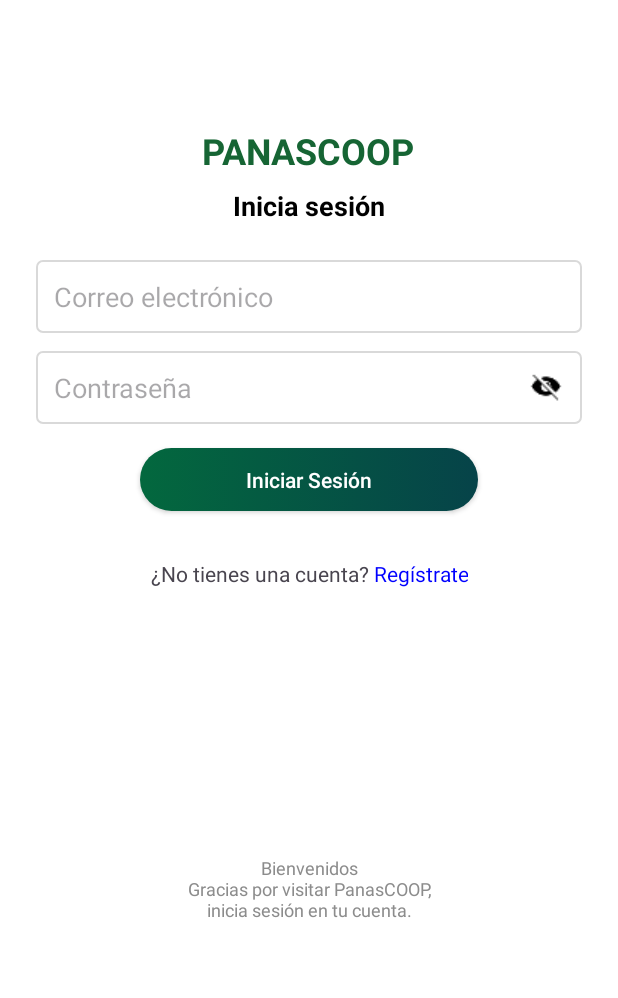
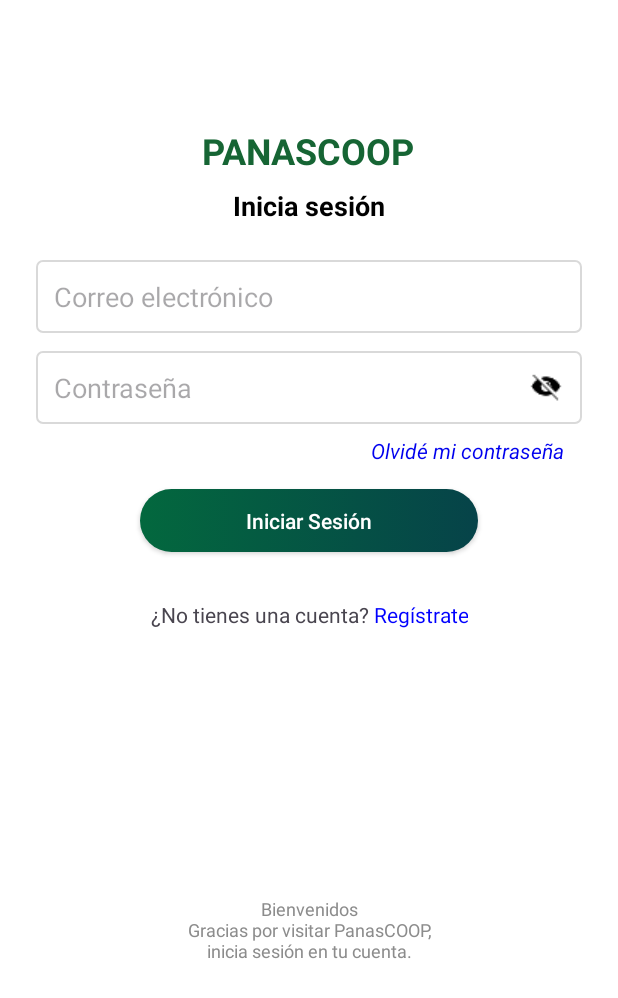
Before and after one commit to Juan200528/CONSUMO_MOVIL, an Android app: the InicioSesion screen opened directly, with no data from a screen before it, on a phone screen of 412 x 824 dp. Shown: the top 998 px of the screen. Run offline under Robolectric (Android 15) with nearby library versions, the phone set to English and light mode, and no system bars.

Commit message:
Actualizacion 3

```diff
--- a/app/src/main/java/com/juan/consumo_movil/InicioSesion.java
+++ b/app/src/main/java/com/juan/consumo_movil/InicioSesion.java
@@ -35,7 +35,7 @@ import retrofit2.Response;
 public class InicioSesion extends AppCompatActivity {
     private EditText etCorreo, etContrasena;
     private Button btnIniciarSesion;
-    private TextView tvRegistrarse;
+    private TextView tvRegistrarse, tvOlvidoContrasena;
     private SessionManager sessionManager;
 
     @Override
@@ -56,10 +56,11 @@ public class InicioSesion extends AppCompatActivity {
         etContrasena = findViewById(R.id.etContrasena);
         btnIniciarSesion = findViewById(R.id.btnIniciarSesion);
         tvRegistrarse = findViewById(R.id.tvRegistro);
+        tvOlvidoContrasena = findViewById(R.id.tvOlvidoContrasena); // Nuevo
 
-        // Configurar campo de contraseña
+        // Configurar campo de contraseña: mostrar solo al mantener pulsado
         etContrasena.setTransformationMethod(PasswordTransformationMethod.getInstance());
-        setupPasswordToggle(etContrasena); // <-- Añadimos el toggle de mostrar/ocultar
+        setupPasswordToggle(etContrasena);
 
         // Aplicar efecto visual al botón
         setupLoginButtonWithStateEffect();
@@ -85,8 +86,8 @@ public class InicioSesion extends AppCompatActivity {
             @Override
             public void updateDrawState(TextPaint ds) {
                 super.updateDrawState(ds);
-                ds.setColor(Color.BLUE); // Color azul para "Regístrate"
-                ds.setUnderlineText(false); // Opcional: quitar subrayado
+                ds.setColor(Color.BLUE);
+                ds.setUnderlineText(false);
             }
         };
 
@@ -96,30 +97,48 @@ public class InicioSesion extends AppCompatActivity {
         spannableString.setSpan(clickableSpan, startIndex, endIndex, Spanned.SPAN_EXCLUSIVE_EXCLUSIVE);
         tvRegistrarse.setText(spannableString);
         tvRegistrarse.setMovementMethod(LinkMovementMethod.getInstance());
-        tvRegistrarse.setHighlightColor(Color.TRANSPARENT); // Quitar resaltado al hacer clic
+        tvRegistrarse.setHighlightColor(Color.TRANSPARENT);
+
+        // Acción para "Olvidé mi contraseña"
+        tvOlvidoContrasena.setOnClickListener(v -> {
+            //  Intent intent = new Intent(InicioSesion.this, RecuperarContrasena.class);
+            //  startActivity(intent);
+        });
     }
 
     private void setupPasswordToggle(final EditText editText) {
+        // Establecer ícono inicial del ojo apagado
         editText.setCompoundDrawablesWithIntrinsicBounds(0, 0, R.drawable.ic_eye_off, 0);
         editText.setCompoundDrawablePadding(10);
 
         editText.setOnTouchListener((v, event) -> {
             final int DRAWABLE_RIGHT = 2;
-            if (event.getAction() == MotionEvent.ACTION_UP) {
-                if (event.getRawX() >= (editText.getRight() - editText.getCompoundDrawables()[DRAWABLE_RIGHT].getBounds().width() - editText.getCompoundDrawablePadding())) {
-                    if (editText.getTransformationMethod() == null) {
-                        // Ocultar contraseña
-                        editText.setTransformationMethod(PasswordTransformationMethod.getInstance());
-                        editText.setCompoundDrawablesWithIntrinsicBounds(0, 0, R.drawable.ic_eye_off, 0);
-                    } else {
-                        // Mostrar contraseña
-                        editText.setTransformationMethod(null);
-                        editText.setCompoundDrawablesWithIntrinsicBounds(0, 0, R.drawable.ic_eye_on, 0);
-                    }
-                    editText.setSelection(editText.getText().length());
+
+            // Calcular posición exacta del icono derecho
+            int drawableRightStart = editText.getRight()
+                    - editText.getCompoundDrawables()[DRAWABLE_RIGHT].getBounds().width()
+                    - editText.getCompoundDrawablePadding();
+
+            if (event.getAction() == MotionEvent.ACTION_DOWN ||
+                    event.getAction() == MotionEvent.ACTION_MOVE) {
+
+                // Si está tocando el ícono del ojo
+                if (event.getRawX() >= drawableRightStart) {
+                    // Mostrar contraseña temporalmente
+                    editText.setTransformationMethod(null);
+                    editText.setCompoundDrawablesWithIntrinsicBounds(0, 0, R.drawable.ic_eye_on, 0);
                     return true;
                 }
+            } else if (event.getAction() == MotionEvent.ACTION_UP ||
+                    event.getAction() == MotionEvent.ACTION_CANCEL) {
+
+                // Volver a ocultar la contraseña
+                editText.setTransformationMethod(PasswordTransformationMethod.getInstance());
+                editText.setCompoundDrawablesWithIntrinsicBounds(0, 0, R.drawable.ic_eye_off, 0);
+                editText.setSelection(editText.getText().length());
+                return true;
             }
+
             return false;
         });
     }
@@ -218,6 +237,6 @@ public class InicioSesion extends AppCompatActivity {
         Intent intent = new Intent(InicioSesion.this, MenuActivity.class);
         intent.setFlags(Intent.FLAG_ACTIVITY_CLEAR_TOP | Intent.FLAG_ACTIVITY_NEW_TASK);
         startActivity(intent);
-        finish(); // Cierra esta actividad para que no regrese por el back
+        finish();
     }
 }
--- a/app/src/main/res/layout/activity_inicio_sesion.xml
+++ b/app/src/main/res/layout/activity_inicio_sesion.xml
@@ -57,6 +57,20 @@
         android:layout_marginTop="12dp"
         android:padding="12dp" />
 
+    <!-- Olvidé mi contraseña -->
+    <TextView
+        android:id="@+id/tvOlvidoContrasena"
+        android:layout_width="wrap_content"
+        android:layout_height="wrap_content"
+        android:text="Olvidé mi contraseña"
+        android:textColor="@color/colorLink"
+        android:textStyle="italic"
+        android:layout_marginTop="8dp"
+        android:layout_gravity="end"
+        android:paddingEnd="12dp"
+        android:clickable="true"
+        android:focusable="true"/>
+
     <!-- Espacio vertical -->
     <Space
         android:layout_width="0dp"
--- a/app/src/main/res/values/colors.xml
+++ b/app/src/main/res/values/colors.xml
@@ -29,5 +29,6 @@
     <!--   Colores específicos para la app   -->
     <color name="colorPrimarySolidario">#FF4CAF50</color>
     <color name="colorAccentSolidario">#FF8BC34A</color>
+    <color name="colorLink">#0000EE</color>
 
 </resources>
```
Also changed, not shown: app/src/main/java/com/juan/consumo_movil/Registro.java (+27 -17 lines), app/src/main/java/com/juan/consumo_movil/SplashActivity.java (+12 -3 lines).
